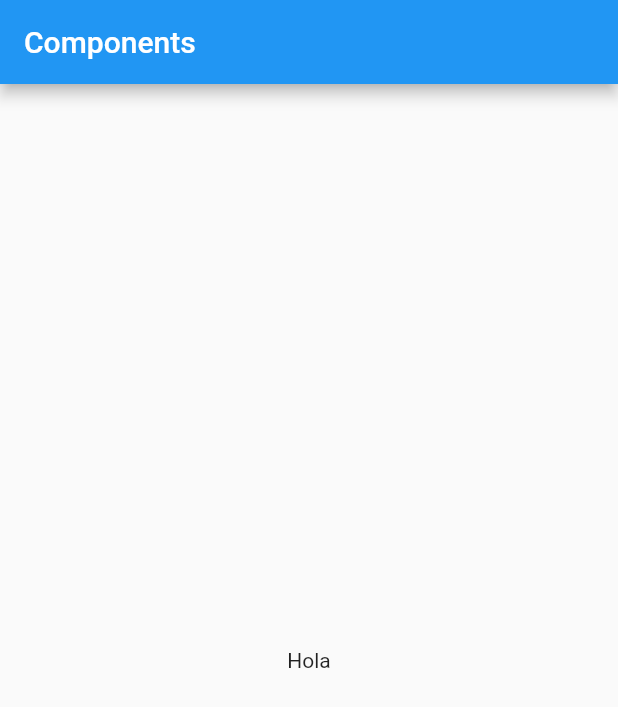
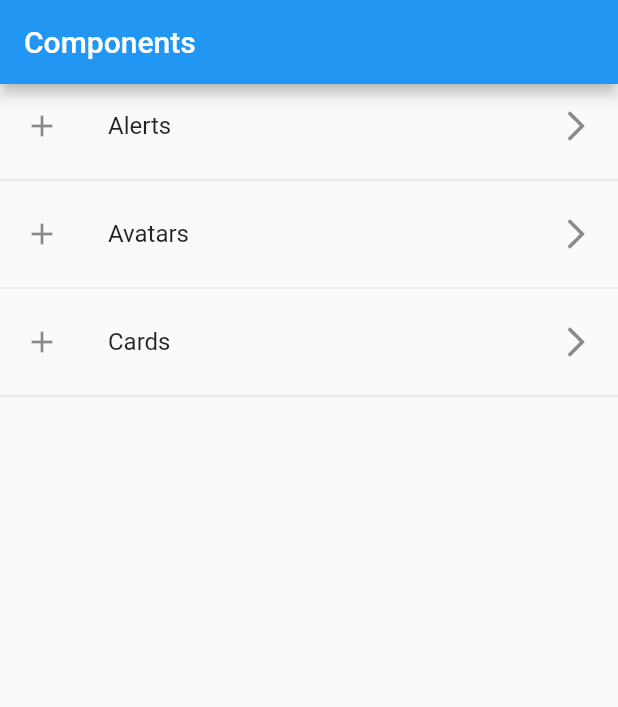
Before and after one commit to adrian-poveda/components-app, a Flutter app: the screen it shows after launch, on a phone screen of 412 x 824 dp. Shown: the top 707 px of the screen. Run offline on Flutter 3.47's test engine with Material 2 defaults, Android fonts, the phone set to English and light mode, and no system bars.

Commit message:
Reading json files and showing them on a list view

```diff
--- /dev/null
+++ b/data/menu_opts.json
@@ -0,0 +1,20 @@
+{
+    "nombreApp" : "Components",
+    "rutas" : [
+        {
+            "ruta" : "alert",
+            "icon" : "add_alert",
+            "texto": "Alerts"
+        },
+        {
+            "ruta" : "avatar",
+            "icon" : "accessibility",
+            "texto": "Avatars"
+        },
+        {
+            "ruta" : "card",
+            "icon" : "folder_open",
+            "texto": "Cards"
+        }
+    ]
+}
--- a/lib/main.dart
+++ b/lib/main.dart
@@ -1,7 +1,8 @@
 import 'package:flutter/material.dart';
 
 
-import 'package:components_app/src/pages/home_temp.dart';
+//import 'package:components_app/src/pages/home_temp.dart';
+import 'package:components_app/src/pages/home_page.dart';
 
 void main() => runApp(MyApp());
 
@@ -11,12 +12,7 @@ class MyApp extends StatelessWidget {
     return MaterialApp(
       debugShowCheckedModeBanner: false,
       title: 'Components App',
-      home: Scaffold(
-        appBar: AppBar(
-          title: Text('Components'),
-        ),
-        body: HomePageTemp()
-      ),
+      home: HomePage()
     );
   }
 }
--- /dev/null
+++ b/lib/src/pages/home_page.dart
@@ -0,0 +1,55 @@
+import 'package:components_app/src/providers/menu_provider.dart';
+import 'package:flutter/material.dart';
+
+class HomePage extends StatelessWidget {
+  @override
+  Widget build(BuildContext context) {
+    return Scaffold(
+      appBar: AppBar(
+        title: Text('Components'),
+      ),
+      body: _list()
+    );
+  }
+
+  Widget _list() {
+
+    //print(menuProvider.options);
+    //menuProvider.dataLoad();
+    return FutureBuilder(
+      future: menuProvider.dataLoad(), //Lo que nosotros esperamos
+      initialData: [], //Lista vacía inicialmente
+      builder: ( context , AsyncSnapshot<List<dynamic>> snapshot ){
+
+        return ListView(
+          children: _itemsList(snapshot.data),
+        );
+      },
+    );
+
+    //return ListView(
+      //children: _itemsList(),
+    //);
+
+  }
+
+  List<Widget> _itemsList(List<dynamic> data) {
+
+    final List<Widget> widgetList = [];
+
+    data.forEach( (opt) {
+      final currentWidget = ListTile(
+        title: Text(opt['texto']),
+        leading: Icon(Icons.add),
+        trailing: Icon(Icons.arrow_forward_ios),
+        onTap: () {},
+      );
+
+      widgetList..add(currentWidget)
+                ..add(Divider());
+
+    });
+
+    return widgetList;
+  }
+}
--- a/pubspec.yaml
+++ b/pubspec.yaml
@@ -45,8 +45,8 @@ flutter:
   uses-material-design: true
 
   # To add assets to your application, add an assets section, like this:
-  # assets:
-  #   - images/a_dot_burr.jpeg
+  assets:
+    - data/menu_opts.json
   #   - images/a_dot_ham.jpeg
 
   # An image asset can refer to one or more resolution-specific "variants", see
```
Also changed, not shown: lib/src/pages/home_temp.dart (+54 -2 lines), lib/src/providers/menu_provider.dart (added, +29 -0 lines).
